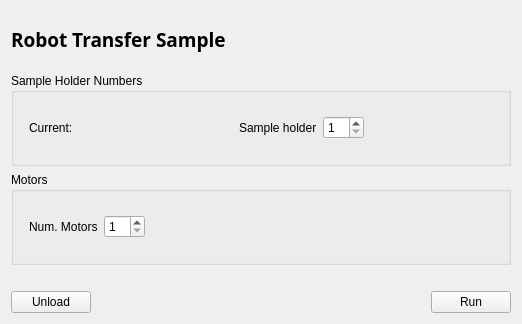
Before: the Qt Designer form src/firefly/robot.ui in spc-group/haven, drawn with Qt 5.
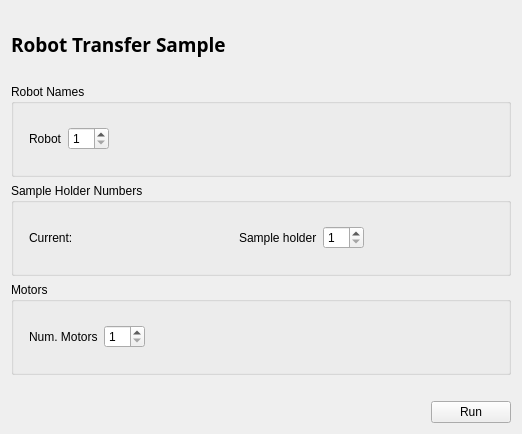
After: the same form once the commit is applied. Custom widgets are drawn as their Qt base class.

```diff
--- a/src/firefly/robot.ui
+++ b/src/firefly/robot.ui
@@ -7,7 +7,7 @@
     <x>0</x>
     <y>0</y>
     <width>522</width>
-    <height>324</height>
+    <height>434</height>
    </rect>
   </property>
   <property name="windowTitle">
@@ -61,6 +61,73 @@
      </property>
     </widget>
    </item>
+   <item>
+    <widget class="QGroupBox" name="groupBox_4">
+     <property name="title">
+      <string>Robot Names</string>
+     </property>
+     <layout class="QFormLayout" name="formLayout_4">
+      <property name="labelAlignment">
+       <set>Qt::AlignRight|Qt::AlignTrailing|Qt::AlignVCenter</set>
+      </property>
+      <item row="1" column="1">
+       <layout class="QHBoxLayout" name="horizontalLayout_7">
+        <item>
+         <widget class="QLabel" name="sample_label_2">
+          <property name="sizePolicy">
+           <sizepolicy hsizetype="Fixed" vsizetype="Preferred">
+            <horstretch>0</horstretch>
+            <verstretch>0</verstretch>
+           </sizepolicy>
+          </property>
+          <property name="text">
+           <string>Robot</string>
+          </property>
+         </widget>
+        </item>
+        <item>
+         <widget class="QSpinBox" name="robot_spin_box">
+          <property name="enabled">
+           <bool>true</bool>
+          </property>
+          <property name="wrapping">
+           <bool>false</bool>
+          </property>
+          <property name="readOnly">
+           <bool>false</bool>
+          </property>
+          <property name="correctionMode">
+           <enum>QAbstractSpinBox::CorrectToNearestValue</enum>
+          </property>
+          <property name="minimum">
+           <number>1</number>
+          </property>
+          <property name="value">
+           <number>1</number>
+          </property>
+          <property name="displayIntegerBase">
+           <number>10</number>
+          </property>
+         </widget>
+        </item>
+        <item>
+         <spacer name="horizontalSpacer_6">
+          <property name="orientation">
+           <enum>Qt::Horizontal</enum>
+          </property>
+          <property name="sizeHint" stdset="0">
+           <size>
+            <width>490</width>
+            <height>52</height>
+           </size>
+          </property>
+         </spacer>
+        </item>
+       </layout>
+      </item>
+     </layout>
+    </widget>
+   </item>
    <item>
     <widget class="QGroupBox" name="groupBox_2">
      <property name="title">
@@ -268,61 +335,6 @@
    </item>
    <item>
     <layout class="QHBoxLayout" name="horizontalLayout_5">
-     <item>
-      <widget class="PyDMPushButton" name="unload_button">
-       <property name="toolTip">
-        <string/>
-       </property>
-       <property name="text">
-        <string>Unload</string>
-       </property>
-       <property name="alarmSensitiveContent" stdset="0">
-        <bool>false</bool>
-       </property>
-       <property name="alarmSensitiveBorder" stdset="0">
-        <bool>false</bool>
-       </property>
-       <property name="PyDMToolTip" stdset="0">
-        <string/>
-       </property>
-       <property name="monitorDisp" stdset="0">
-        <bool>false</bool>
-       </property>
-       <property name="channel" stdset="0">
-        <string>haven://austin.unload_current_sample</string>
-       </property>
-       <property name="PyDMIcon" stdset="0">
-        <string/>
-       </property>
-       <property name="passwordProtected" stdset="0">
-        <bool>false</bool>
-       </property>
-       <property name="password" stdset="0">
-        <string/>
-       </property>
-       <property name="protectedPassword" stdset="0">
-        <string/>
-       </property>
-       <property name="showConfirmDialog" stdset="0">
-        <bool>false</bool>
-       </property>
-       <property name="confirmMessage" stdset="0">
-        <string>Are you sure you want to proceed?</string>
-       </property>
-       <property name="pressValue" stdset="0">
-        <string>None</string>
-       </property>
-       <property name="releaseValue" stdset="0">
-        <string>None</string>
-       </property>
-       <property name="relativeChange" stdset="0">
-        <bool>false</bool>
-       </property>
-       <property name="writeWhenRelease" stdset="0">
-        <bool>false</bool>
-       </property>
-      </widget>
-     </item>
      <item>
       <spacer name="buttons_spacer">
        <property name="orientation">
@@ -353,11 +365,6 @@
    <extends>QLabel</extends>
    <header>pydm.widgets.label</header>
   </customwidget>
-  <customwidget>
-   <class>PyDMPushButton</class>
-   <extends>QPushButton</extends>
-   <header>pydm.widgets.pushbutton</header>
-  </customwidget>
   <customwidget>
    <class>QueueButton</class>
    <extends>QPushButton</extends>
```
Left out of the diff: 2 changed lines with no effect on the pictures.
